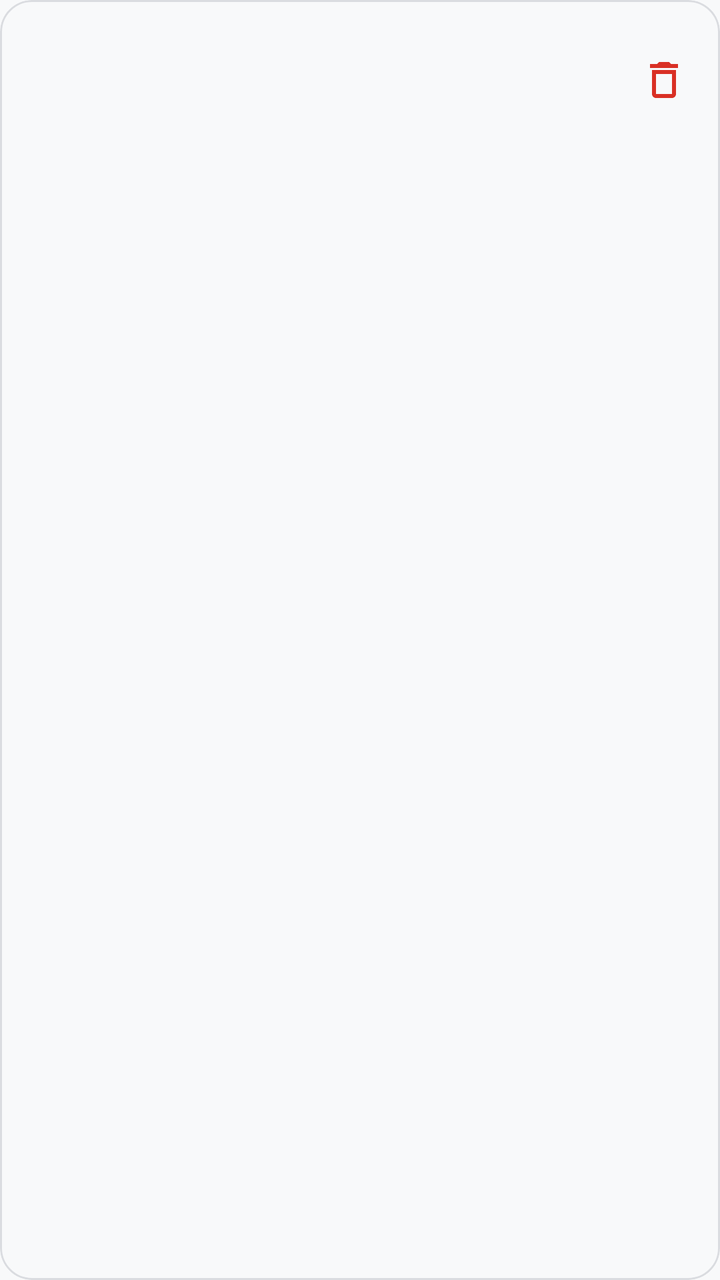
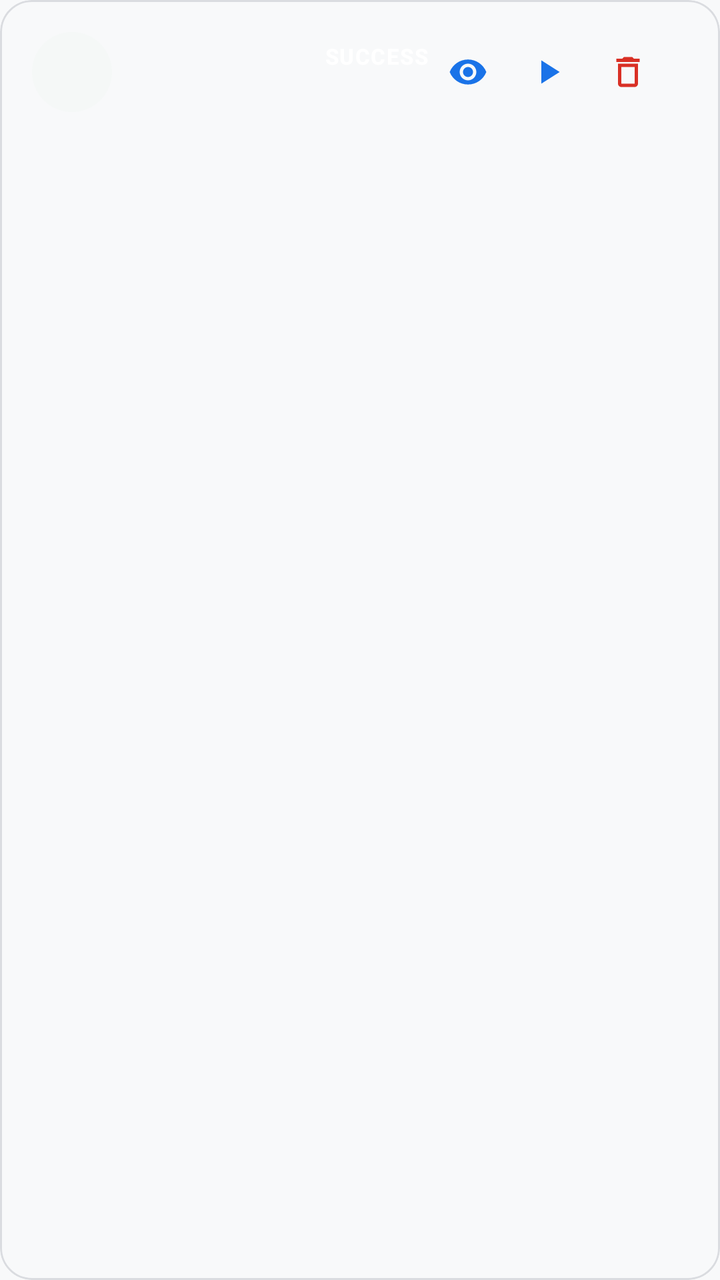

Before-and-after screenshots of an Android layout around one commit, followed by the original layout XML and the change that was made.
<!-- AndroidManifest.xml: application theme Theme.MyApp -->
<!-- res/layout/item_history.xml -->
<?xml version="1.0" encoding="utf-8"?>
<com.google.android.material.card.MaterialCardView xmlns:android="http://schemas.android.com/apk/res/android"
    xmlns:app="http://schemas.android.com/apk/res-auto"
    android:layout_width="match_parent"
    android:layout_height="wrap_content"
    android:layout_marginBottom="12dp"
    app:cardCornerRadius="16dp"
    app:cardElevation="0dp"
    app:contentPadding="16dp"
    app:strokeColor="?attr/colorOutline"
    app:strokeWidth="1dp">

    <androidx.constraintlayout.widget.ConstraintLayout
        android:layout_width="match_parent"
        android:layout_height="wrap_content">

        <ImageView
            android:id="@+id/iv_icon"
            android:layout_width="40dp"
            android:layout_height="40dp"
            android:contentDescription="Status"
            app:layout_constraintStart_toStartOf="parent"
            app:layout_constraintTop_toTopOf="parent" />

        <TextView
            android:id="@+id/tv_title"
            android:layout_width="0dp"
            android:layout_height="wrap_content"
            android:layout_marginStart="12dp"
            android:textAppearance="@style/TextAppearance.Material3.LabelLarge"
            android:textColor="?attr/colorOnSurface"
            app:layout_constraintEnd_toEndOf="parent"
            app:layout_constraintStart_toEndOf="@id/iv_icon"
            app:layout_constraintTop_toTopOf="@id/iv_icon" />

        <TextView
            android:id="@+id/tv_time"
            android:layout_width="0dp"
            android:layout_height="wrap_content"
            android:layout_marginStart="12dp"
            android:textAppearance="@style/TextAppearance.Material3.BodySmall"
            android:textColor="?attr/colorOnSurfaceVariant"
            app:layout_constraintEnd_toEndOf="parent"
            app:layout_constraintStart_toEndOf="@id/iv_icon"
            app:layout_constraintTop_toBottomOf="@id/tv_title" />

        <com.google.android.material.button.MaterialButton
            android:id="@+id/btn_delete"
            android:layout_width="48dp"
            android:layout_height="48dp"
            android:background="@android:color/transparent"
            app:icon="@drawable/ic_delete"
            app:iconSize="24dp"
            app:iconTint="?attr/colorError"
            app:layout_constraintBottom_toBottomOf="parent"
            app:layout_constraintEnd_toEndOf="parent"
            app:layout_constraintTop_toTopOf="parent" />

    </androidx.constraintlayout.widget.ConstraintLayout>

</com.google.android.material.card.MaterialCardView>
<!-- resources referenced by this layout -->
<resources>
  <!-- drawable ic_delete (drawable) -->
  <?xml version="1.0" encoding="utf-8"?>
  <vector xmlns:android="http://schemas.android.com/apk/res/android"
      android:width="24dp"
      android:height="24dp"
      android:viewportWidth="24"
      android:viewportHeight="24">
      <path
          android:fillColor="#FF000000"
          android:pathData="M6,19c0,1.1 0.9,2 2,2h8c1.1,0 2,-0.9 2,-2V7H6v12zM8,9h8v10H8V9zM15.5,4l-1,-1h-5l-1,1H5v2h14V4z" />
  </vector>
  <style name="Theme.MyApp" parent="Theme.Material3.DayNight.NoActionBar">
          <item name="colorPrimary">@color/blue_primary</item>
          <item name="colorOnPrimary">@color/white</item>
          <item name="colorPrimaryContainer">#FFD2E3FC</item>
          <item name="colorOnPrimaryContainer">#FF041E49</item>
          <item name="colorSecondary">@color/teal_accent</item>
          <item name="colorOnSecondary">@color/black</item>
          <item name="colorSurface">@color/surface_light</item>
          <item name="colorOnSurface">#FF1F1F1F</item>
          <item name="colorOnSurfaceVariant">#FF5F6368</item>
          <item name="colorOutline">#FFDADCE0</item>
          <item name="colorError">#FFD93025</item>
          <item name="android:statusBarColor">@android:color/transparent</item>
          <item name="android:navigationBarColor">@android:color/transparent</item>
          <item name="android:windowBackground">@color/surface_light</item>
          <item name="bottomNavigationStyle">@style/Widget.MyApp.BottomNavigationView</item>
      </style>
  <color name="blue_primary">#FF1A73E8</color>
  <color name="white">#FFFFFFFF</color>
  <color name="teal_accent">#FF00BFA5</color>
  <color name="black">#FF000000</color>
  <color name="surface_light">#FFF8F9FA</color>
  <style name="Widget.MyApp.BottomNavigationView" parent="Widget.Material3.BottomNavigationView">
          <item name="itemActiveIndicatorStyle">@style/MyActiveIndicator</item>
          <item name="itemRippleColor">@color/ripple_selector</item>
      </style>
  <style name="MyActiveIndicator">
          <item name="android:color">#1A00BFA5</item>
          <item name="shapeAppearance">@style/ShapeAppearance.Material3.Corner.Full</item>
      </style>
</resources>

<!-- the commit's change to res/layout/item_history.xml (unified diff, before → after) -->
@@ -14,14 +14,27 @@
         android:layout_width="match_parent"
         android:layout_height="wrap_content">
 
-        <ImageView
-            android:id="@+id/iv_icon"
+        
+        <View
+            android:id="@+id/v_status_bg"
             android:layout_width="40dp"
             android:layout_height="40dp"
-            android:contentDescription="Status"
+            android:background="@drawable/bg_status_circle"
+            android:backgroundTint="#2034A853"
             app:layout_constraintStart_toStartOf="parent"
             app:layout_constraintTop_toTopOf="parent" />
 
+        <ImageView
+            android:id="@+id/iv_icon"
+            android:layout_width="24dp"
+            android:layout_height="24dp"
+            android:contentDescription="Status"
+            app:layout_constraintBottom_toBottomOf="@id/v_status_bg"
+            app:layout_constraintEnd_toEndOf="@id/v_status_bg"
+            app:layout_constraintStart_toStartOf="@id/v_status_bg"
+            app:layout_constraintTop_toTopOf="@id/v_status_bg" />
+
+        
         <TextView
             android:id="@+id/tv_title"
             android:layout_width="0dp"
@@ -29,32 +42,95 @@
             android:layout_marginStart="12dp"
             android:textAppearance="@style/TextAppearance.Material3.LabelLarge"
             android:textColor="?attr/colorOnSurface"
-            app:layout_constraintEnd_toEndOf="parent"
-            app:layout_constraintStart_toEndOf="@id/iv_icon"
-            app:layout_constraintTop_toTopOf="@id/iv_icon" />
+            android:textStyle="bold"
+            app:layout_constraintEnd_toStartOf="@id/tv_conclusion"
+            app:layout_constraintStart_toEndOf="@id/v_status_bg"
+            app:layout_constraintTop_toTopOf="@id/v_status_bg" />
 
+        
+        <TextView
+            android:id="@+id/tv_conclusion"
+            android:layout_width="wrap_content"
+            android:layout_height="24dp"
+            android:gravity="center"
+            android:paddingHorizontal="10dp"
+            android:text="SUCCESS"
+            android:textAppearance="@style/TextAppearance.Material3.LabelSmall"
+            android:textColor="@color/white"
+            android:textStyle="bold"
+            app:layout_constraintEnd_toStartOf="@id/btn_view"
+            app:layout_constraintTop_toTopOf="parent" />
+
+        
         <TextView
             android:id="@+id/tv_time"
             android:layout_width="0dp"
             android:layout_height="wrap_content"
             android:layout_marginStart="12dp"
+            android:layout_marginTop="2dp"
             android:textAppearance="@style/TextAppearance.Material3.BodySmall"
             android:textColor="?attr/colorOnSurfaceVariant"
-            app:layout_constraintEnd_toEndOf="parent"
-            app:layout_constraintStart_toEndOf="@id/iv_icon"
+            app:layout_constraintEnd_toEndOf="@id/tv_title"
+            app:layout_constraintStart_toEndOf="@id/v_status_bg"
             app:layout_constraintTop_toBottomOf="@id/tv_title" />
 
+        
+        <com.google.android.material.button.MaterialButton
+            android:id="@+id/btn_view"
+            style="@style/Widget.Material3.Button.TextButton"
+            android:layout_width="40dp"
+            android:layout_height="40dp"
+            android:padding="0dp"
+            app:icon="@drawable/ic_eye"
+            app:iconSize="20dp"
+            app:iconTint="@color/blue_primary"
+            app:layout_constraintBottom_toBottomOf="@id/v_status_bg"
+            app:layout_constraintEnd_toStartOf="@id/btn_rerun"
+            app:layout_constraintTop_toTopOf="@id/v_status_bg" />
+
+        
+        <com.google.android.material.button.MaterialButton
+            android:id="@+id/btn_rerun"
+            style="@style/Widget.Material3.Button.TextButton"
+            android:layout_width="40dp"
+            android:layout_height="40dp"
+            android:padding="0dp"
+            app:icon="@drawable/ic_play"
+            app:iconSize="20dp"
+            app:iconTint="@color/blue_primary"
+            app:layout_constraintBottom_toBottomOf="@id/v_status_bg"
+            app:layout_constraintEnd_toStartOf="@id/btn_delete"
+            app:layout_constraintTop_toTopOf="@id/v_status_bg" />
+
+        
         <com.google.android.material.button.MaterialButton
             android:id="@+id/btn_delete"
-            android:layout_width="48dp"
-            android:layout_height="48dp"
-            android:background="@android:color/transparent"
+            style="@style/Widget.Material3.Button.TextButton"
+            android:layout_width="40dp"
+            android:layout_height="40dp"
+            android:padding="0dp"
             app:icon="@drawable/ic_delete"
-            app:iconSize="24dp"
+            app:iconSize="20dp"
             app:iconTint="?attr/colorError"
-            app:layout_constraintBottom_toBottomOf="parent"
+            app:layout_constraintBottom_toBottomOf="@id/v_status_bg"
             app:layout_constraintEnd_toEndOf="parent"
-            app:layout_constraintTop_toTopOf="parent" />
+            app:layout_constraintTop_toTopOf="@id/v_status_bg" />
+
+        
+        <TextView
+            android:id="@+id/tv_log_preview"
+            android:layout_width="0dp"
+            android:layout_height="wrap_content"
+            android:layout_marginTop="8dp"
+            android:ellipsize="end"
+            android:fontFamily="monospace"
+            android:maxLines="2"
+            android:textAppearance="@style/TextAppearance.Material3.BodySmall"
+            android:textColor="@color/logs_text"
+            android:visibility="gone"
+            app:layout_constraintEnd_toEndOf="parent"
+            app:layout_constraintStart_toStartOf="parent"
+            app:layout_constraintTop_toBottomOf="@id/v_status_bg" />
 
     </androidx.constraintlayout.widget.ConstraintLayout>
 
<!-- resource entries referenced after the edit -->
@@ -10,6 +10,28 @@
       <path
           android:fillColor="#FF000000"
           android:pathData="M6,19c0,1.1 0.9,2 2,2h8c1.1,0 2,-0.9 2,-2V7H6v12zM8,9h8v10H8V9zM15.5,4l-1,-1h-5l-1,1H5v2h14V4z" />
+  </vector>
+  <!-- drawable ic_eye (drawable) -->
+  <?xml version="1.0" encoding="utf-8"?>
+  <vector xmlns:android="http://schemas.android.com/apk/res/android"
+      android:width="24dp"
+      android:height="24dp"
+      android:viewportWidth="24"
+      android:viewportHeight="24">
+      <path
+          android:fillColor="#FF000000"
+          android:pathData="M12,4.5C7,4.5 2.73,7.61 1,12c1.73,4.39 6,7.5 11,7.5s9.27,-3.11 11,-7.5c-1.73,-4.39 -6,-7.5 -11,-7.5zM12,17c-2.76,0 -5,-2.24 -5,-5s2.24,-5 5,-5 5,2.24 5,5 -2.24,5 -5,5zM12,9c-1.66,0 -3,1.34 -3,3s1.34,3 3,3 3,-1.34 3,-3 -1.34,-3 -3,-3z" />
+  </vector>
+  <!-- drawable ic_play (drawable) -->
+  <?xml version="1.0" encoding="utf-8"?>
+  <vector xmlns:android="http://schemas.android.com/apk/res/android"
+      android:width="24dp"
+      android:height="24dp"
+      android:viewportWidth="24"
+      android:viewportHeight="24">
+      <path
+          android:fillColor="#FF000000"
+          android:pathData="M8,5v14l11,-7z" />
   </vector>
   <style name="Theme.MyApp" parent="Theme.Material3.DayNight.NoActionBar">
           <item name="colorPrimary">@color/blue_primary</item>
@@ -29,7 +51,15 @@
           <item name="bottomNavigationStyle">@style/Widget.MyApp.BottomNavigationView</item>
       </style>
   <color name="blue_primary">#FF1A73E8</color>
+  <color name="logs_text">#FF00E676</color>
   <color name="white">#FFFFFFFF</color>
+  <!-- drawable bg_status_circle (drawable) -->
+  <?xml version="1.0" encoding="utf-8"?>
+  <shape xmlns:android="http://schemas.android.com/apk/res/android"
+      android:shape="oval">
+      <solid android:color="#20FFFFFF" />
+      <size android:width="40dp" android:height="40dp" />
+  </shape>
   <color name="teal_accent">#FF00BFA5</color>
   <color name="black">#FF000000</color>
   <color name="surface_light">#FFF8F9FA</color>
